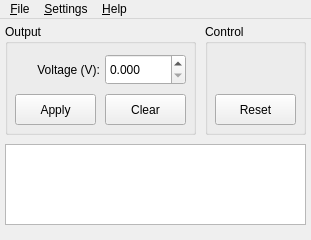
This is src/mainwindow.ui in bloguetronica/fau200-gui as Qt 5 draws it before an edit. The edited form follows.
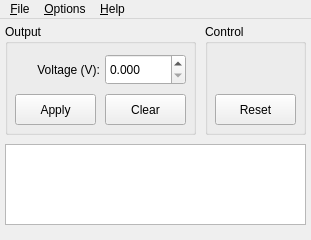
This is the edited form. Icons and pictures are not drawn.

What changed in the file:
```diff
--- a/src/mainwindow.ui
+++ b/src/mainwindow.ui
@@ -172,9 +172,9 @@
     </property>
     <addaction name="actionQuit"/>
    </widget>
-   <widget class="QMenu" name="menuSettings">
+   <widget class="QMenu" name="menuOptions">
     <property name="title">
-     <string>&amp;Settings</string>
+     <string>&amp;Options</string>
     </property>
     <addaction name="actionAutoApply"/>
     <addaction name="actionResetClear"/>
@@ -188,7 +188,7 @@
     <addaction name="actionAbout"/>
    </widget>
    <addaction name="menuFile"/>
-   <addaction name="menuSettings"/>
+   <addaction name="menuOptions"/>
    <addaction name="menuHelp"/>
   </widget>
   <action name="actionQuit">
```
Left out of the diff: 25 changed lines with no effect on the pictures.
